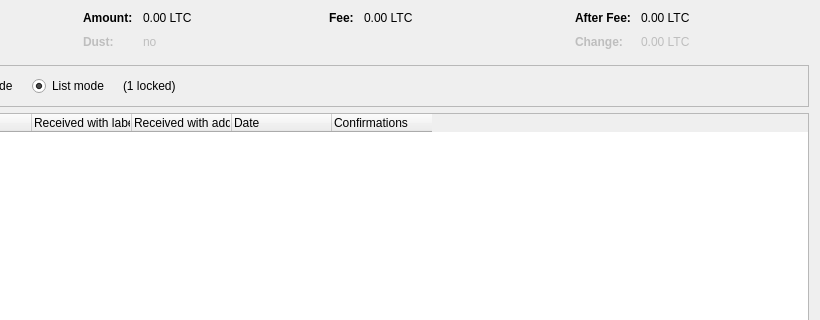
Before: the Qt Designer form src/qt/forms/coincontroldialog.ui in ScooterCoinWallet/wallet, drawn with Qt 5; both pictures show x 180 to 1000 and y 0 to 320 of the 1000 by 500 pixel window.
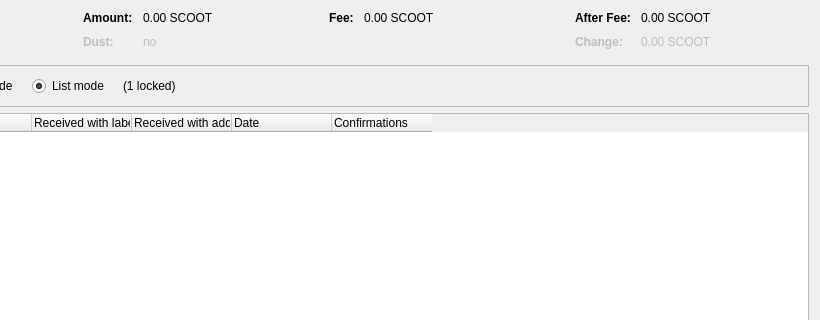
After: the same form once the commit is applied. Custom widgets are drawn as their Qt base class.

```diff
--- a/src/qt/forms/coincontroldialog.ui
+++ b/src/qt/forms/coincontroldialog.ui
@@ -132,7 +132,7 @@
           <enum>Qt::ActionsContextMenu</enum>
          </property>
          <property name="text">
-          <string notr="true">0.00 LTC</string>
+          <string notr="true">0.00 SCOOT</string>
          </property>
          <property name="textInteractionFlags">
           <set>Qt::LinksAccessibleByMouse|Qt::TextSelectableByKeyboard|Qt::TextSelectableByMouse</set>
@@ -212,7 +212,7 @@
           <enum>Qt::ActionsContextMenu</enum>
          </property>
          <property name="text">
-          <string notr="true">0.00 LTC</string>
+          <string notr="true">0.00 SCOOT</string>
          </property>
          <property name="textInteractionFlags">
           <set>Qt::LinksAccessibleByMouse|Qt::TextSelectableByKeyboard|Qt::TextSelectableByMouse</set>
@@ -257,7 +257,7 @@
           <enum>Qt::ActionsContextMenu</enum>
          </property>
          <property name="text">
-          <string notr="true">0.00 LTC</string>
+          <string notr="true">0.00 SCOOT</string>
          </property>
          <property name="textInteractionFlags">
           <set>Qt::LinksAccessibleByMouse|Qt::TextSelectableByKeyboard|Qt::TextSelectableByMouse</set>
@@ -292,7 +292,7 @@
           <enum>Qt::ActionsContextMenu</enum>
          </property>
          <property name="text">
-          <string notr="true">0.00 LTC</string>
+          <string notr="true">0.00 SCOOT</string>
          </property>
          <property name="textInteractionFlags">
           <set>Qt::LinksAccessibleByMouse|Qt::TextSelectableByKeyboard|Qt::TextSelectableByMouse</set>
```
